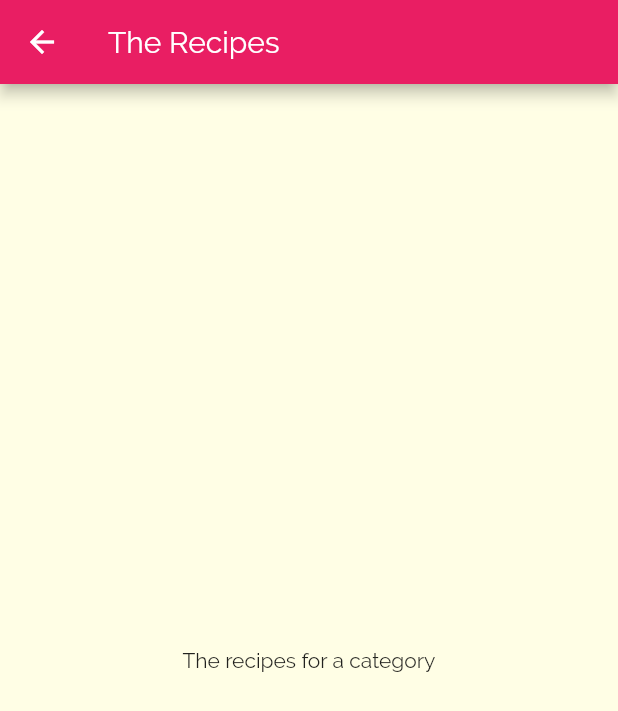
After one commit to antoniocasto/TasteMeals, a Flutter app: the screen it shows after launch, after a tap on "Italian", on a phone screen of 412 x 824 dp. The commit adds this screen. Shown: the top 711 px of the screen. Run offline on Flutter 3.47's test engine with Material 2 defaults, Android fonts, the phone set to English and light mode, and no system bars.

Commit message:
end of lesson 7 - Navigating to a new page

```diff
--- a/taste_meals/lib/categories_screen.dart
+++ b/taste_meals/lib/categories_screen.dart
@@ -10,7 +10,8 @@ class CategoriesScreen extends StatelessWidget {
       appBar: AppBar(
         title: Text('TasteMeals'),
       ),
-      body: GridView(
+      body: SafeArea(
+        child: GridView(
           padding: const EdgeInsets.all(25),
           children: DUMMY_CATEGORIES
               .map((catData) =>
@@ -24,6 +25,7 @@ class CategoriesScreen extends StatelessWidget {
             mainAxisSpacing: 20, //per spazio tra item
           ),
         ),
+      ),
     );
   }
 }
--- a/taste_meals/lib/category_item.dart
+++ b/taste_meals/lib/category_item.dart
@@ -1,4 +1,5 @@
 import 'package:flutter/material.dart';
+import 'package:taste_meals/category_meals_screen.dart';
 
 class CategoryItem extends StatelessWidget {
   final String title;
@@ -6,9 +7,18 @@ class CategoryItem extends StatelessWidget {
 
   CategoryItem({this.title, this.color});
 
+  void selectCategory(BuildContext ctx) {
+    Navigator.of(ctx)
+        .push(MaterialPageRoute(builder: (_) => CategoryMealsScreen()));
+  }
+
   @override
   Widget build(BuildContext context) {
-    return Container(
+    return InkWell(
+      onTap: () => selectCategory(context),
+      splashColor: Theme.of(context).primaryColor,
+      borderRadius: BorderRadius.circular(15),
+      child: Container(
         padding: const EdgeInsets.all(15),
         child: Text(
           title,
@@ -25,6 +35,7 @@ class CategoryItem extends StatelessWidget {
           ),
           borderRadius: BorderRadius.circular(15),
         ),
+      ),
     );
   }
 }
--- /dev/null
+++ b/taste_meals/lib/category_meals_screen.dart
@@ -0,0 +1,17 @@
+import 'package:flutter/material.dart';
+
+class CategoryMealsScreen extends StatelessWidget {
+  @override
+  Widget build(BuildContext context) {
+    return Scaffold(
+      appBar: AppBar(
+        title: Text('The Recipes'),
+      ),
+      body: SafeArea(
+        child: Center(
+          child: Text('The recipes for a category'),
+        ),
+      ),
+    );
+  }
+}
```
Lines whose indentation alone changed are shown as unchanged.
